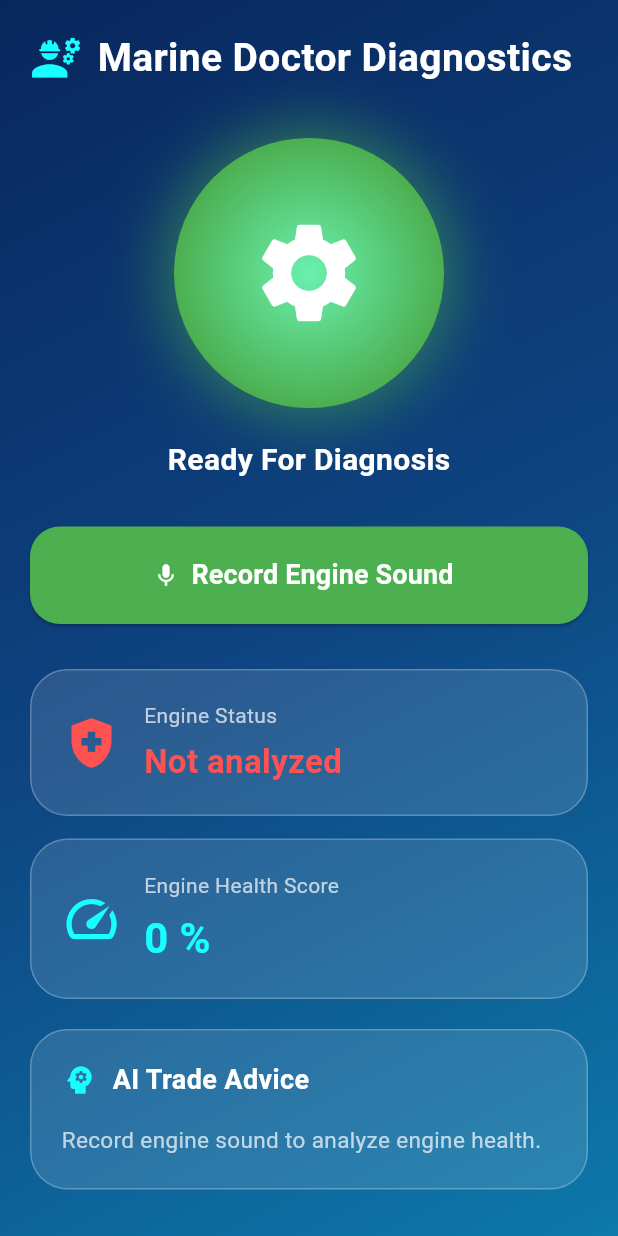
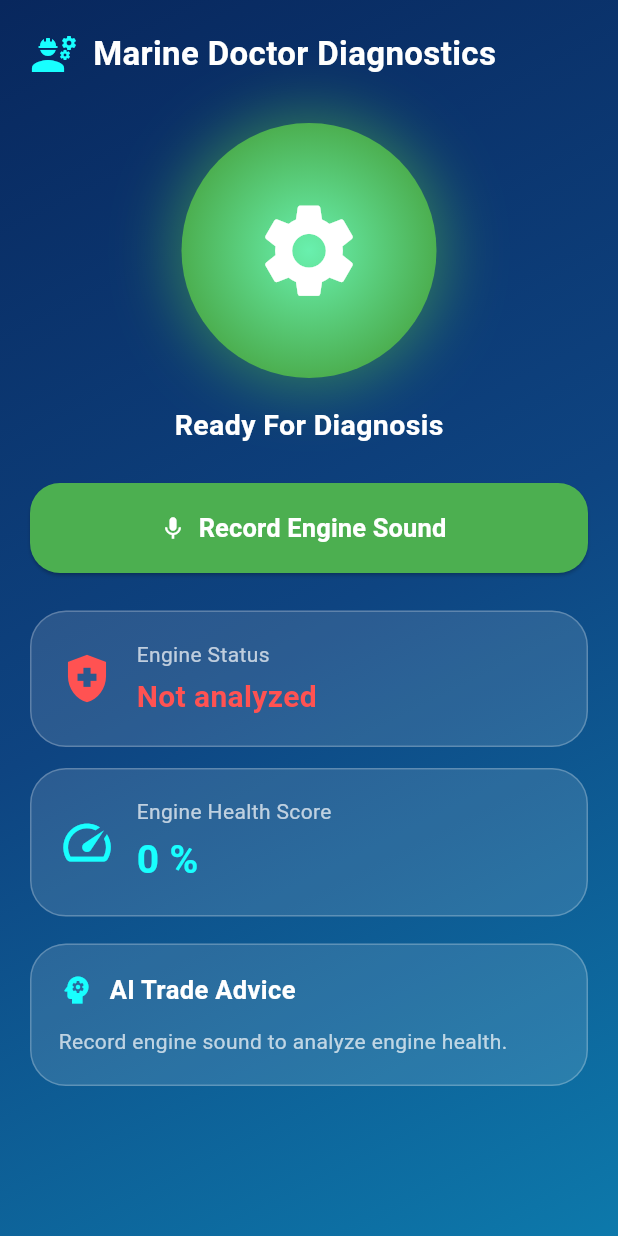
Before and after one commit to ManasaRubini/AazhiX, a Flutter app: the MarineDoctorScreen screen opened directly, on a phone screen of 412 x 824 dp. Run offline on Flutter 3.47's test engine with Material 3 defaults, Android fonts, the light colour scheme and no system bars; our stand-ins replace flutter_map, flutter_tts, geolocator, image_picker, latlong2, permission_handler and 2 more; missing offline and left inert: noise_meter, record; accounts and stored records are empty; network calls fail.

Commit message:
Modified the marine doctore

```diff
--- a/frontend/lib/screens/marine_doctor_screen.dart
+++ b/frontend/lib/screens/marine_doctor_screen.dart
@@ -54,9 +54,9 @@ class _MarineDoctorScreenState extends State<MarineDoctorScreen> {
         if (!mounted) return;
 
         setState(() {
-          status = result["status"];
-          confidence = result["confidence"];
-          recommendation = result["recommendation"];
+          status = result["status"] ?? "Healthy";
+          confidence = result["confidence"] ?? 90;
+          recommendation = result["recommendation"] ?? "Engine operating normally";
         });
       }
     } catch (e) {
@@ -66,9 +66,9 @@ class _MarineDoctorScreenState extends State<MarineDoctorScreen> {
 
   @override
   Widget build(BuildContext context) {
-    Color statusColor = status == "Healthy"
+    Color statusColor = status == "Healthy" || status == "ஆரோக்கியமானது"
         ? Colors.greenAccent
-        : status == "Minor Issue"
+        : status == "Minor Issue" || status == "Warning"
             ? Colors.orangeAccent
             : Colors.redAccent;
 
@@ -101,29 +101,36 @@ class _MarineDoctorScreenState extends State<MarineDoctorScreen> {
                     padding: const EdgeInsets.all(20),
                     child: Column(
                       children: [
+                        /// HEADER (WRAPPED IN EXPANDED TO ELIMINATE OVERFLOW BANNER)
                         Row(
                           children: [
                             const Icon(
                               Icons.engineering,
                               color: Colors.cyanAccent,
-                              size: 35,
+                              size: 32,
                             ),
                             const SizedBox(width: 10),
-                            Text(
-                              _langProvider.getText("doctor_header"),
-                              style: const TextStyle(
-                                color: Colors.white,
-                                fontSize: 26,
-                                fontWeight: FontWeight.bold,
+                            Expanded(
+                              child: Text(
+                                _langProvider.getText("doctor_header"),
+                                overflow: TextOverflow.ellipsis,
+                                maxLines: 1,
+                                style: const TextStyle(
+                                  color: Colors.white,
+                                  fontSize: 22,
+                                  fontWeight: FontWeight.bold,
+                                ),
                               ),
                             ),
                           ],
                         ),
-                        const SizedBox(height: 35),
+
+                        const SizedBox(height: 30),
+
                         AnimatedContainer(
                           duration: const Duration(milliseconds: 500),
-                          width: 180,
-                          height: 180,
+                          width: 170,
+                          height: 170,
                           decoration: BoxDecoration(
                             shape: BoxShape.circle,
                             gradient: RadialGradient(
@@ -142,25 +149,31 @@ class _MarineDoctorScreenState extends State<MarineDoctorScreen> {
                           ),
                           child: Icon(
                             isRecording ? Icons.mic : Icons.settings,
-                            size: 80,
+                            size: 75,
                             color: Colors.white,
                           ),
                         ),
-                        const SizedBox(height: 20),
+
+                        const SizedBox(height: 18),
+
                         Text(
                           isRecording
                               ? _langProvider.getText("analyzing")
-                              : "Ready For Diagnosis",
+                              : status == "Not analyzed"
+                                  ? "Ready For Diagnosis"
+                                  : status,
                           style: const TextStyle(
                             color: Colors.white,
-                            fontSize: 20,
+                            fontSize: 19,
                             fontWeight: FontWeight.bold,
                           ),
                         ),
-                        const SizedBox(height: 30),
+
+                        const SizedBox(height: 25),
+
                         SizedBox(
                           width: double.infinity,
-                          height: 65,
+                          height: 60,
                           child: ElevatedButton.icon(
                             style: ElevatedButton.styleFrom(
                               backgroundColor: isRecording ? Colors.red : Colors.green,
@@ -180,21 +193,25 @@ class _MarineDoctorScreenState extends State<MarineDoctorScreen> {
                               color: Colors.white,
                             ),
                             label: Text(
-                              isRecording ? "Stop Recording" : _langProvider.getText("record_sound"),
+                              isRecording
+                                  ? (_langProvider.currentLanguage == "ta" ? "பதிவை நிறுத்து" : "Stop Recording")
+                                  : _langProvider.getText("record_sound"),
                               style: const TextStyle(
                                 color: Colors.white,
-                                fontSize: 18,
+                                fontSize: 17,
                                 fontWeight: FontWeight.bold,
                               ),
                             ),
                           ),
                         ),
-                        const SizedBox(height: 30),
+
+                        const SizedBox(height: 25),
+
                         Container(
-                          padding: const EdgeInsets.all(20),
+                          padding: const EdgeInsets.all(18),
                           decoration: BoxDecoration(
                             color: Colors.white.withOpacity(.12),
-                            borderRadius: BorderRadius.circular(25),
+                            borderRadius: BorderRadius.circular(24),
                             border: Border.all(
                               color: Colors.white24,
                             ),
@@ -204,9 +221,9 @@ class _MarineDoctorScreenState extends State<MarineDoctorScreen> {
                               Icon(
                                 Icons.health_and_safety,
                                 color: statusColor,
-                                size: 40,
+                                size: 38,
                               ),
-                              const SizedBox(width: 15),
+                              const SizedBox(width: 14),
                               Expanded(
                                 child: Column(
                                   crossAxisAlignment: CrossAxisAlignment.start,
@@ -217,12 +234,16 @@ class _MarineDoctorScreenState extends State<MarineDoctorScreen> {
                                         color: Colors.white70,
                                       ),
                                     ),
-                                    const SizedBox(height: 5),
+                                    const SizedBox(height: 4),
                                     Text(
-                                      status == "Healthy" ? _langProvider.getText("healthy") : status,
+                                      status == "Not analyzed"
+                                          ? (_langProvider.currentLanguage == "ta" ? "பகுப்பாய்வு செய்யப்படவில்லை" : "Not analyzed")
+                                          : status == "Healthy"
+                                              ? _langProvider.getText("healthy")
+                                              : status,
                                       style: TextStyle(
                                         color: statusColor,
-                                        fontSize: 22,
+                                        fontSize: 20,
                                         fontWeight: FontWeight.bold,
                                       ),
                                     ),
@@ -232,12 +253,14 @@ class _MarineDoctorScreenState extends State<MarineDoctorScreen> {
                             ],
                           ),
                         ),
-                        const SizedBox(height: 15),
+
+                        const SizedBox(height: 14),
+
                         Container(
-                          padding: const EdgeInsets.all(20),
+                          padding: const EdgeInsets.all(18),
                           decoration: BoxDecoration(
                             color: Colors.white.withOpacity(.12),
-                            borderRadius: BorderRadius.circular(25),
+                            borderRadius: BorderRadius.circular(24),
                             border: Border.all(
                               color: Colors.white24,
                             ),
@@ -247,9 +270,9 @@ class _MarineDoctorScreenState extends State<MarineDoctorScreen> {
                               const Icon(
                                 Icons.speed,
                                 color: Colors.cyanAccent,
-                                size: 40,
+                                size: 38,
                               ),
-                              const SizedBox(width: 15),
+                              const SizedBox(width: 14),
                               Expanded(
                                 child: Column(
                                   crossAxisAlignment: CrossAxisAlignment.start,
@@ -260,12 +283,12 @@ class _MarineDoctorScreenState extends State<MarineDoctorScreen> {
                                         color: Colors.white70,
                                       ),
                                     ),
-                                    const SizedBox(height: 5),
+                                    const SizedBox(height: 4),
                                     Text(
                                       "$confidence %",
                                       style: const TextStyle(
                                         color: Colors.cyanAccent,
-                                        fontSize: 28,
+                                        fontSize: 26,
                                         fontWeight: FontWeight.bold,
                                       ),
                                     ),
@@ -275,13 +298,15 @@ class _MarineDoctorScreenState extends State<MarineDoctorScreen> {
                             ],
                           ),
                         ),
-                        const SizedBox(height: 20),
+
+                        const SizedBox(height: 18),
+
                         Container(
                           width: double.infinity,
-                          padding: const EdgeInsets.all(20),
+                          padding: const EdgeInsets.all(18),
                           decoration: BoxDecoration(
                             color: Colors.white.withOpacity(.12),
-                            borderRadius: BorderRadius.circular(25),
+                            borderRadius: BorderRadius.circular(24),
                             border: Border.all(
                               color: Colors.white24,
                             ),
@@ -300,24 +325,29 @@ class _MarineDoctorScreenState extends State<MarineDoctorScreen> {
                                     _langProvider.getText("recommendation"),
                                     style: const TextStyle(
                                       color: Colors.white,
-                                      fontSize: 18,
+                                      fontSize: 17,
                                       fontWeight: FontWeight.bold,
                                     ),
                                   ),
                                 ],
                               ),
-                              const SizedBox(height: 15),
+                              const SizedBox(height: 12),
                               Text(
-                                recommendation,
+                                recommendation == "Record engine sound to analyze engine health."
+                                    ? (_langProvider.currentLanguage == "ta"
+                                        ? "இயந்திர ஆரோக்கியத்தை பகுப்பாய்வு செய்ய இயந்திர ஒலியை பதிவு செய்யவும்."
+                                        : recommendation)
+                                    : recommendation,
                                 style: const TextStyle(
                                   color: Colors.white70,
-                                  height: 1.6,
-                                  fontSize: 15,
+                                  height: 1.5,
+                                  fontSize: 14,
                                 ),
                               ),
                             ],
                           ),
                         ),
+
                         const SizedBox(height: 40),
                       ],
                     ),
```
Also changed, not shown: frontend/lib/screens/fuel_screen.dart (+11 -7 lines), frontend/lib/screens/plastic_screen.dart (+48 -33 lines), 3 other files.
